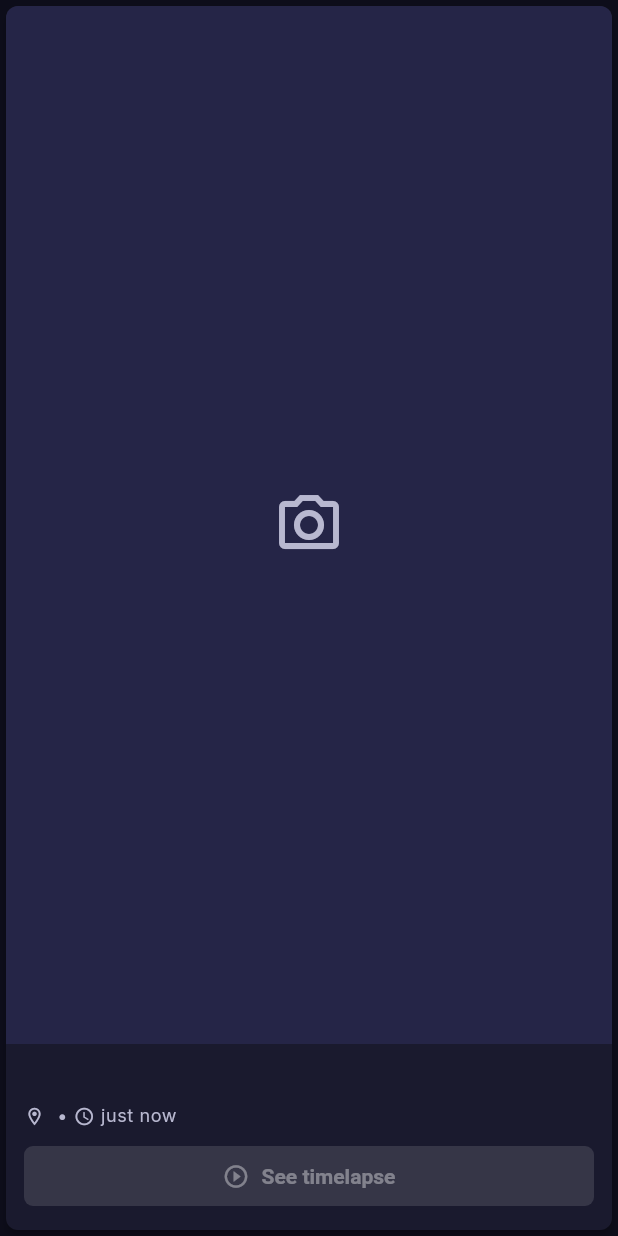
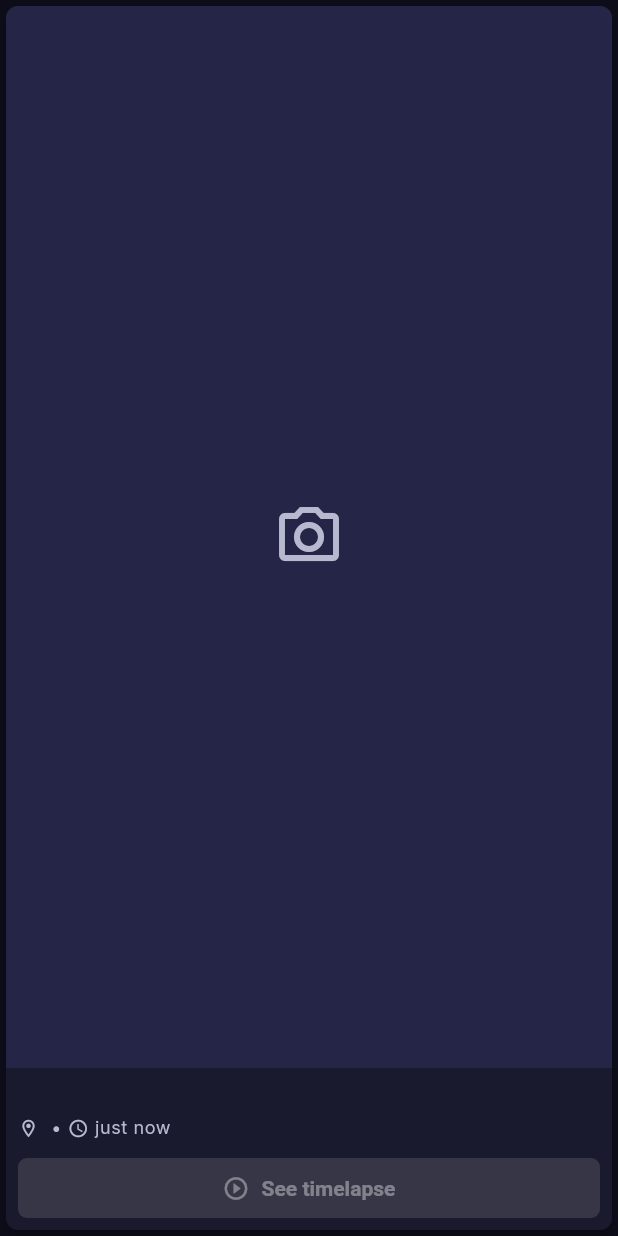
Before and after one commit to ekstremedia/vesteraalen-timelapse-app, a Flutter app: the CameraCard widget shown alone on an empty page, opened directly with empty values, on a phone screen of 412 x 824 dp. Run offline on Flutter 3.47's test engine with Material 3 defaults, Android fonts, the phone set to English and light mode, and no system bars; our stand-ins replace cached_network_image, dio, flutter_dotenv, flutter_riverpod, google_fonts, package_info_plus and 2 more; accounts and stored records are empty; network calls fail.

Commit message:
Reduce padding and remove image background for tighter layout
- Reduce card info padding for more compact display
- Reduce grid padding especially at top
- Remove grey background from image area for seamless look

🤖 Generated with [Claude Code](https://claude.com/claude-code)

Co-Authored-By: Claude Opus 4.5 <noreply@anthropic.com>

```diff
--- a/lib/features/cameras/widgets/camera_card.dart
+++ b/lib/features/cameras/widgets/camera_card.dart
@@ -90,7 +90,10 @@ class _CameraCardState extends State<CameraCard>
 
           // Camera info and timelapse button
           Padding(
-            padding: const EdgeInsets.all(AppSpacing.md),
+            padding: const EdgeInsets.symmetric(
+              horizontal: AppSpacing.sm,
+              vertical: AppSpacing.xs,
+            ),
             child: Column(
               crossAxisAlignment: CrossAxisAlignment.start,
               mainAxisSize: MainAxisSize.min,
@@ -212,9 +215,7 @@ class _CameraCardState extends State<CameraCard>
       );
     }
 
-    return Container(
-      color: theme.colorScheme.surfaceContainerHighest,
-      child: Stack(
+    return Stack(
       fit: StackFit.expand,
       children: [
         // Previous image (shown underneath during transition)
@@ -236,14 +237,11 @@ class _CameraCardState extends State<CameraCard>
           fadeInDuration: Duration.zero,
           fadeOutDuration: Duration.zero,
           memCacheWidth: AppDimensions.imageCacheWidth,
-            errorWidget: (context, url, error) => Container(
-              color: theme.colorScheme.surfaceContainerHighest,
-              child: Center(
+          errorWidget: (context, url, error) => Center(
             child: Icon(
               Icons.broken_image_outlined,
               size: AppDimensions.iconXl,
               color: theme.colorScheme.error,
-                ),
             ),
           ),
         ),
@@ -265,7 +263,6 @@ class _CameraCardState extends State<CameraCard>
           ),
         ),
       ],
-      ),
     );
   }
 
```
Also changed, not shown: lib/features/cameras/pages/cameras_list_page.dart (+5 -3 lines), flutter_01.png (added). Lines whose indentation alone changed are shown as unchanged.
